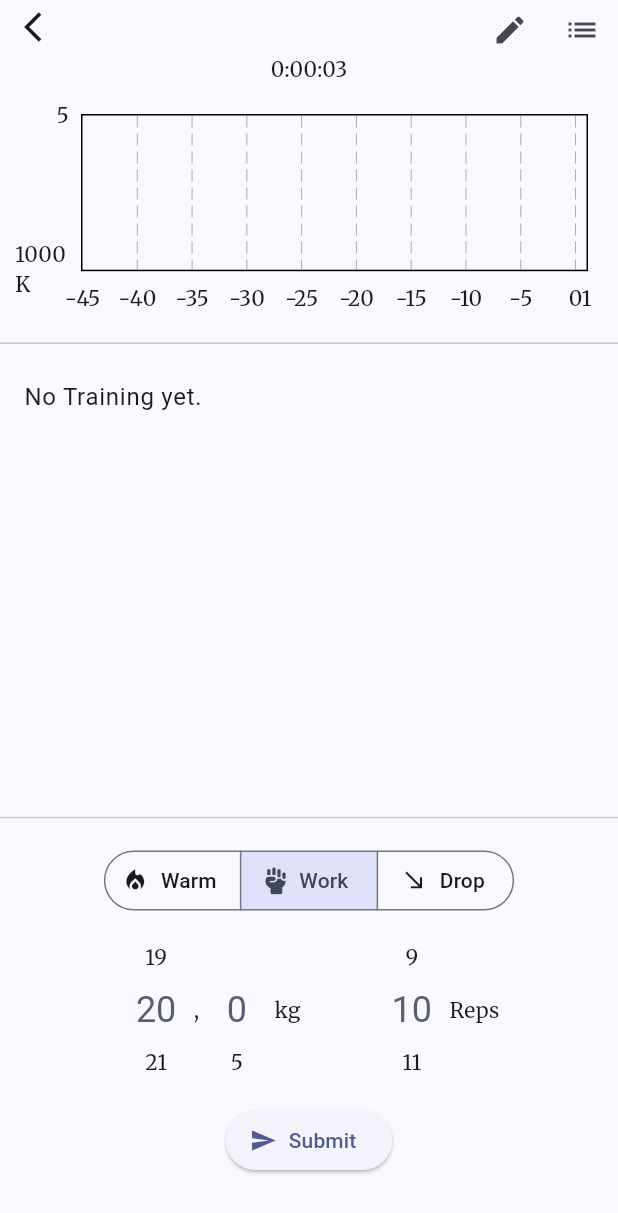
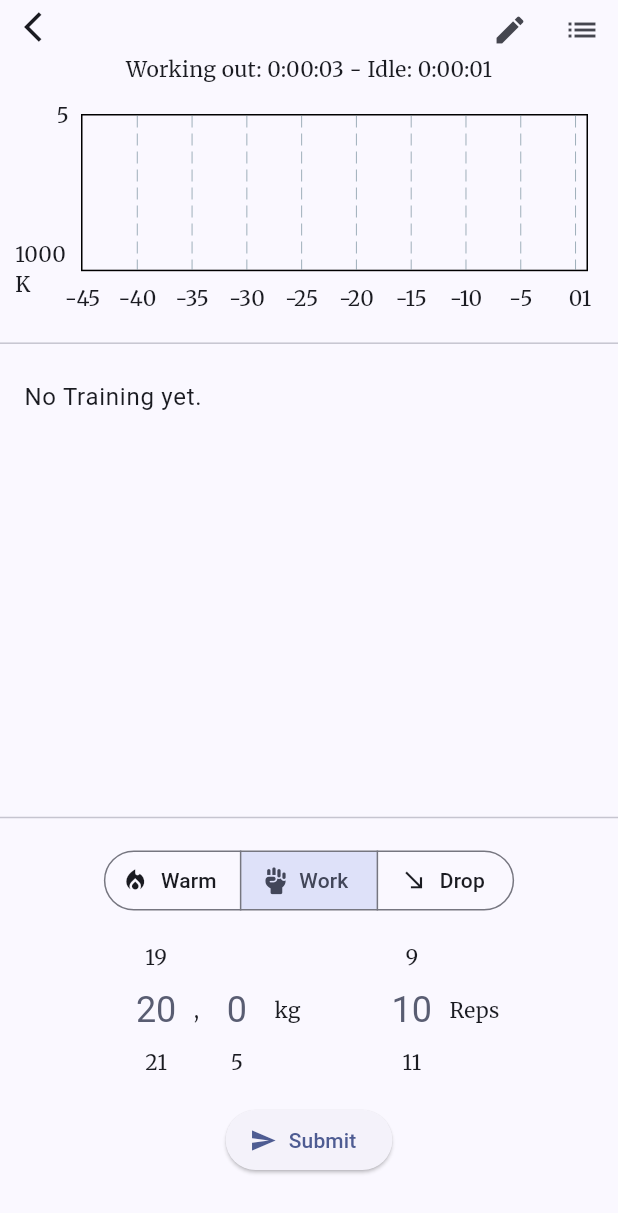
Before and after one commit to Nokkyuu/Gymli, a Flutter app: the ExerciseScreen screen opened directly with empty values, after a tap on "Submit", on a phone screen of 412 x 824 dp. Shown: the top 1213 px of the screen. Run offline on Flutter 3.47's test engine with Material 3 defaults, Android fonts, the light colour scheme and no system bars; drawn by our look-alikes of fl_chart, numberpicker; our stand-ins replace csv, font_awesome_flutter, google_fonts, hive, hive_flutter, tuple; missing offline and left inert: confirm_dialog, flutter_file_dialog, flutter_timer_countdown, time_machine; accounts and stored records are empty.

Commit message:
Workout timer and idle timer implemented

```diff
--- a/lib/exerciseScreen.dart
+++ b/lib/exerciseScreen.dart
@@ -99,6 +99,7 @@
   List<LineChartBarData> barData = [];
   Text timerText = Text("Workout: 00:42:21 - Idle: 00:03:45");
   DateTime fictiveStart = DateTime.now();
+  DateTime workoutStartTime = DateTime.now();
 
   late InputFields inputFieldAccessor = InputFields(
       weightDg: weightDg, weightKg: weightKg, repetitions: repetitions);
@@ -128,11 +129,6 @@
   _scrollToBottom() {
     _scrollController.jumpTo(_scrollController.position.maxScrollExtent);
   }
-  void handleTimeout() {
-    setState(() {
-      timerText = Text("asd");
-    });
-  }
 
  @override
   void dispose() {
@@ -144,10 +140,13 @@
   @override
   void initState() {
     super.initState();
+    var trainings = globals.getTrainings(DateTime.now());
+    if (trainings.isNotEmpty) { workoutStartTime = trainings[0].date;}
     timer = Timer.periodic(const Duration(seconds: 1), (timer) {
       setState(() {
         var duration = DateTime.now().difference(fictiveStart);
-        timerText = Text("${duration.toString().split(".")[0]}");
+        var workoutDuration = DateTime.now().difference(workoutStartTime);
+        timerText = Text("Working out: ${workoutDuration.toString().split(".")[0]} - Idle: ${duration.toString().split(".")[0]}");
         // timerText = Text("ASD");
       });
     // timer.cancel();
@@ -360,6 +359,7 @@
                     dateInputController.text);
                 _newData = max(_newData, new_weight);
                 updateGraph();
+                fictiveStart = DateTime.now();
               }
 
             ),
```
